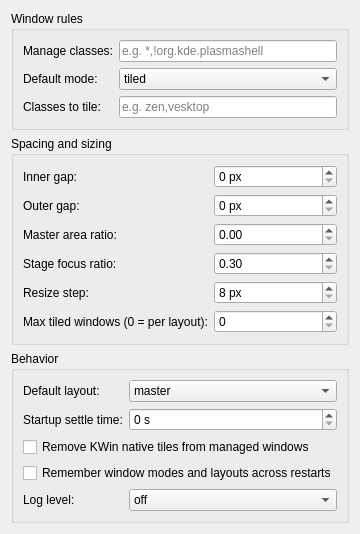
Before: the Qt Designer form script/contents/ui/config.ui in Demitrix2k/weave, drawn with Qt 5.
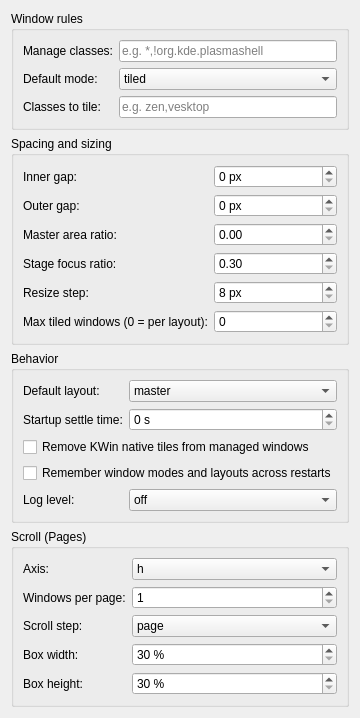
After: the same form once the commit is applied.

Commit message: Add pair-wide arrangement and Pages scroll layout (needs review)

Patch:
```diff
--- a/script/contents/ui/config.ui
+++ b/script/contents/ui/config.ui
@@ -51,6 +51,23 @@
      </layout>
     </widget>
    </item>
+   <item>
+    <widget class="QGroupBox" name="scrollGroup">
+     <property name="title"><string>Scroll (Pages)</string></property>
+     <layout class="QFormLayout" name="scrollLayout">
+      <item row="0" column="0"><widget class="QLabel" name="scrollAxisLabel"><property name="text"><string>Axis:</string></property></widget></item>
+      <item row="0" column="1"><widget class="QComboBox" name="kcfg_scrollAxis"><item><property name="text"><string>h</string></property></item><item><property name="text"><string>v</string></property></item></widget></item>
+      <item row="1" column="0"><widget class="QLabel" name="scrollVisibleLabel"><property name="text"><string>Windows per page:</string></property></widget></item>
+      <item row="1" column="1"><widget class="QSpinBox" name="kcfg_scrollVisible"><property name="minimum"><number>1</number></property><property name="maximum"><number>20</number></property></widget></item>
+      <item row="2" column="0"><widget class="QLabel" name="scrollStepLabel"><property name="text"><string>Scroll step:</string></property></widget></item>
+      <item row="2" column="1"><widget class="QComboBox" name="kcfg_scrollStep"><item><property name="text"><string>page</string></property></item><item><property name="text"><string>window</string></property></item><item><property name="text"><string>slot</string></property></item></widget></item>
+      <item row="3" column="0"><widget class="QLabel" name="scrollBoxWidthLabel"><property name="text"><string>Box width:</string></property></widget></item>
+      <item row="3" column="1"><widget class="QSpinBox" name="kcfg_scrollBoxWidth"><property name="suffix"><string> %</string></property><property name="minimum"><number>30</number></property><property name="maximum"><number>100</number></property></widget></item>
+      <item row="4" column="0"><widget class="QLabel" name="scrollBoxHeightLabel"><property name="text"><string>Box height:</string></property></widget></item>
+      <item row="4" column="1"><widget class="QSpinBox" name="kcfg_scrollBoxHeight"><property name="suffix"><string> %</string></property><property name="minimum"><number>30</number></property><property name="maximum"><number>100</number></property></widget></item>
+     </layout>
+    </widget>
+   </item>
    <item><spacer name="bottomSpacer"><property name="orientation"><enum>Qt::Orientation::Vertical</enum></property><property name="sizeHint" stdset="0"><size><width>20</width><height>0</height></size></property></spacer></item>
   </layout>
  </widget>
```
Left out of the diff: 2 changed lines with no effect on the pictures. The commit also changes 23 other files.
